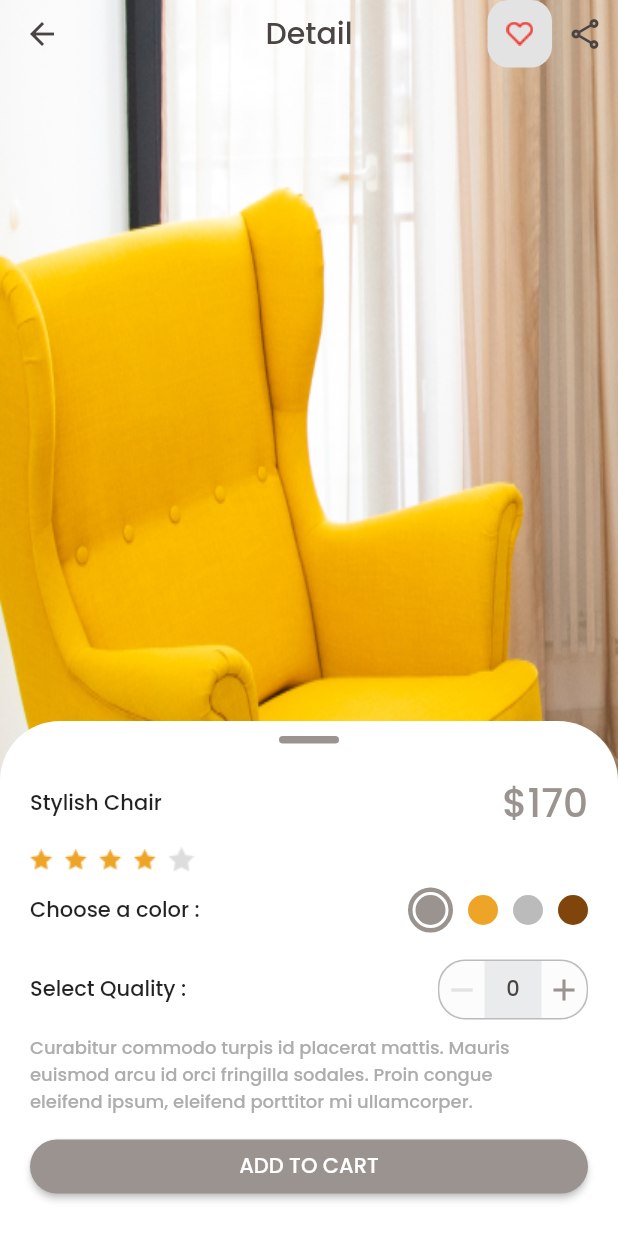
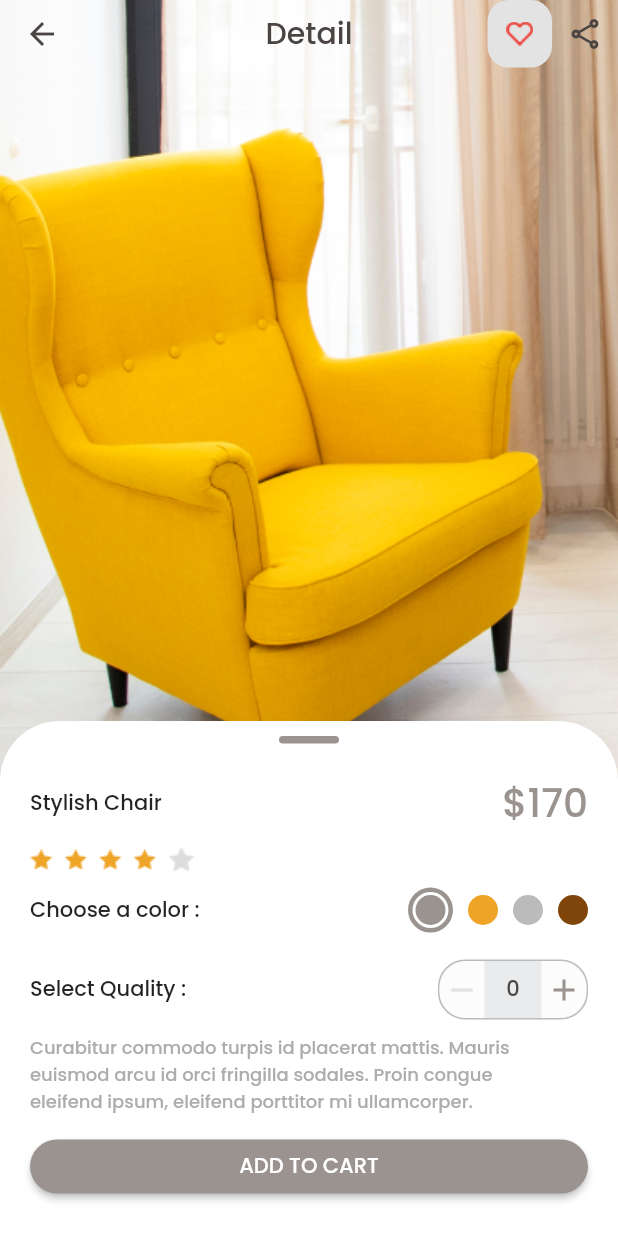
Before and after one commit to taufiqjack/fic_furniture_shop, a Flutter app: the screen it shows after launch, after a tap on "Stylish Chair", on a phone screen of 412 x 824 dp. Run offline on Flutter 3.47's test engine with Material 2 defaults, Android fonts, the phone set to English and light mode, and no system bars.

Commit message:
fix bug images

```diff
--- a/lib/views/detail_view.dart
+++ b/lib/views/detail_view.dart
@@ -83,15 +83,15 @@ class _DetailViewState extends State<DetailView> {
         ),
         extendBodyBehindAppBar: true,
         body: Stack(
+          alignment: Alignment.topCenter,
           children: [
-            Container(
-              decoration: const BoxDecoration(
-                  image: DecorationImage(
-                image: AssetImage(
-                  'assets/images/chair5.png',
-                ),
-                fit: BoxFit.fill,
-              )),
+            Positioned.fill(
+              child: Align(
+                  alignment: Alignment.topCenter,
+                  child: Image.asset(
+                    'assets/images/chair5.png',
+                    fit: BoxFit.fitWidth,
+                  )),
             ),
             Align(
               alignment: Alignment.bottomCenter,
--- a/lib/views/home_view.dart
+++ b/lib/views/home_view.dart
@@ -49,7 +49,7 @@ class _HomeViewState extends State<HomeView> {
                 centerTitle: true,
                 actions: [
                   Padding(
-                    padding: EdgeInsets.only(right: 10),
+                    padding: const EdgeInsets.only(right: 10),
                     child: isSearch
                         ? Container(
                             width: MediaQuery.of(context).size.width / 1.3,
@@ -58,7 +58,8 @@ class _HomeViewState extends State<HomeView> {
                               border: Border.all(color: Colors.grey),
                             ),
                             child: Padding(
-                              padding: EdgeInsets.only(left: 10, right: 10),
+                              padding:
+                                  const EdgeInsets.only(left: 10, right: 10),
                               child: TextFormField(
                                 decoration: InputDecoration(
                                     border: InputBorder.none,
@@ -69,7 +70,7 @@ class _HomeViewState extends State<HomeView> {
                                           isSearch = false;
                                         });
                                       },
-                                      child: Icon(Icons.cancel),
+                                      child: const Icon(Icons.cancel),
                                     )),
                               ),
                             ),
```
